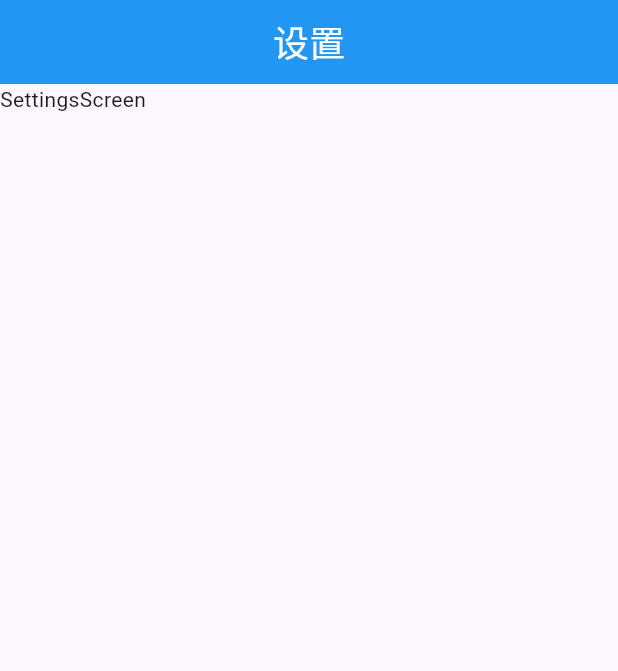
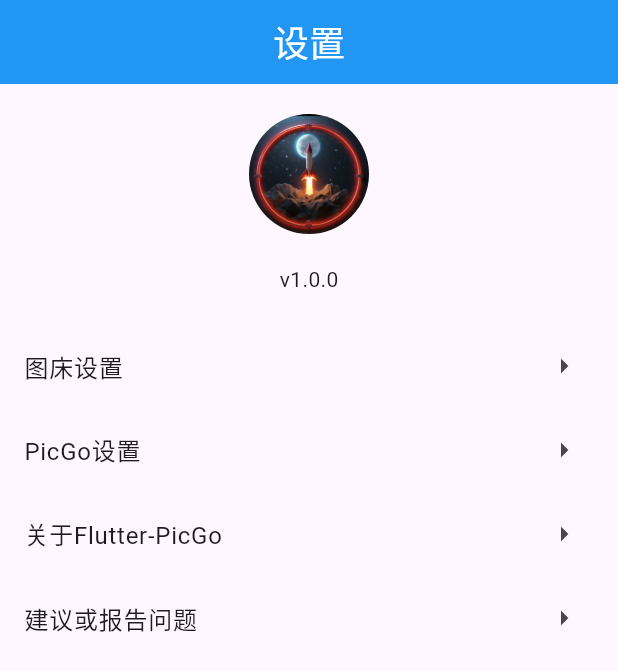
Before and after one commit to CrossEvol/flutter_ce_picgo, a Flutter app: the SettingsScreen screen opened directly, on a phone screen of 412 x 824 dp. Shown: the top 671 px of the screen. Run offline on Flutter 3.47's test engine with Material 3 defaults, Android fonts, the phone set to English and light mode, and no system bars; our stand-ins replace bloc, equatable, flutter_bloc, go_router, image_picker, package_info_plus and 1 more; missing offline and left inert: bitsdojo_window.

Commit message:
update settings_screen

```diff
--- a/lib/views/settings_screen.dart
+++ b/lib/views/settings_screen.dart
@@ -1,5 +1,8 @@
 import 'package:flutter/material.dart';
-import 'package:flutter_ce_picgo/widgets/home_page_app_bar.dart';
+import 'package:package_info_plus/package_info_plus.dart';
+import 'package:url_launcher/url_launcher.dart';
+
+import '../widgets/home_page_app_bar.dart';
 
 class SettingsScreen extends StatefulWidget {
   const SettingsScreen({super.key});
@@ -9,22 +12,89 @@ class SettingsScreen extends StatefulWidget {
 }
 
 class _SettingsScreenState extends State<SettingsScreen> {
-  _SettingsScreenState();
+  String version = "";
+
+  @override
+  void initState() {
+    super.initState();
+    _getVersion();
+  }
+
+  void _getVersion() async {
+    final PackageInfo info = await PackageInfo.fromPlatform();
+    setState(() {
+      version = info.version;
+    });
+  }
 
   @override
   Widget build(BuildContext context) {
     return Scaffold(
-        appBar: HomePageAppBar(title: '设置'),
-        body: const Text('SettingsScreen'));
-  }
-
-  @override
-  void initState() {
-    super.initState();
-  }
-
-  @override
-  void dispose() {
-    super.dispose();
+      appBar: HomePageAppBar(title: '设置'),
+      body: ListView(
+        children: <Widget>[
+          // 图标面板
+          SizedBox(
+            width: double.infinity,
+            height: 160.0,
+            child: Column(
+              children: <Widget>[
+                const SizedBox(height: 20),
+                Center(
+                  child: SizedBox(
+                    width: 80,
+                    height: 80,
+                    child: ClipOval(
+                      child: Image.asset(
+                        'assets/images/rocket_logo.jpg',
+                        fit: BoxFit.cover,
+                        width: 80,
+                        height: 80,
+                      ),
+                    ),
+                  ),
+                ),
+                const SizedBox(height: 20),
+                Center(
+                  child: Text('v$version'),
+                ),
+              ],
+            ),
+          ),
+          // 菜单列表
+          ListTile(
+            title: const Text('图床设置'),
+            onTap: () {
+              // Application.router.navigateTo(context, Routes.settingPb,
+              //     transition: TransitionType.cupertino);
+            },
+            trailing: const Icon(Icons.arrow_right),
+          ),
+          ListTile(
+            title: const Text('PicGo设置'),
+            onTap: () {
+              // Application.router.navigateTo(context, Routes.settingPicgo,
+              //     transition: TransitionType.cupertino);
+            },
+            trailing: const Icon(Icons.arrow_right),
+          ),
+          ListTile(
+            title: const Text('关于Flutter-PicGo'),
+            onTap: () {
+              launchUrl(Uri.parse('https://github.com/hackycy/flutter-picgo'));
+            },
+            trailing: const Icon(Icons.arrow_right),
+          ),
+          ListTile(
+            title: const Text('建议或报告问题'),
+            onTap: () {
+              launchUrl(Uri.parse(
+                  'https://github.com/CrossEvol/flutter_ce_picgo/issues'));
+            },
+            trailing: const Icon(Icons.arrow_right),
+          ),
+        ],
+      ),
+    );
   }
 }
--- a/pubspec.yaml
+++ b/pubspec.yaml
@@ -43,6 +43,8 @@ dependencies:
   equatable: ^2.0.5
   flutter_bloc: ^8.1.5
   bitsdojo_window: ^0.1.6
+  package_info_plus: ^5.0.1
+  url_launcher: ^6.2.6
 
 dev_dependencies:
   flutter_test:
@@ -67,6 +69,7 @@ flutter:
   uses-material-design: true
 
   assets:
+    - assets/images/rocket_logo.jpg
     - assets/images/logo.png
     - assets/images/2.0x/logo.png
     - assets/images/3.0x/logo.png
```
Also changed, not shown: assets/images/rocket_logo.jpg (added), pubspec.lock, 2 other files.
